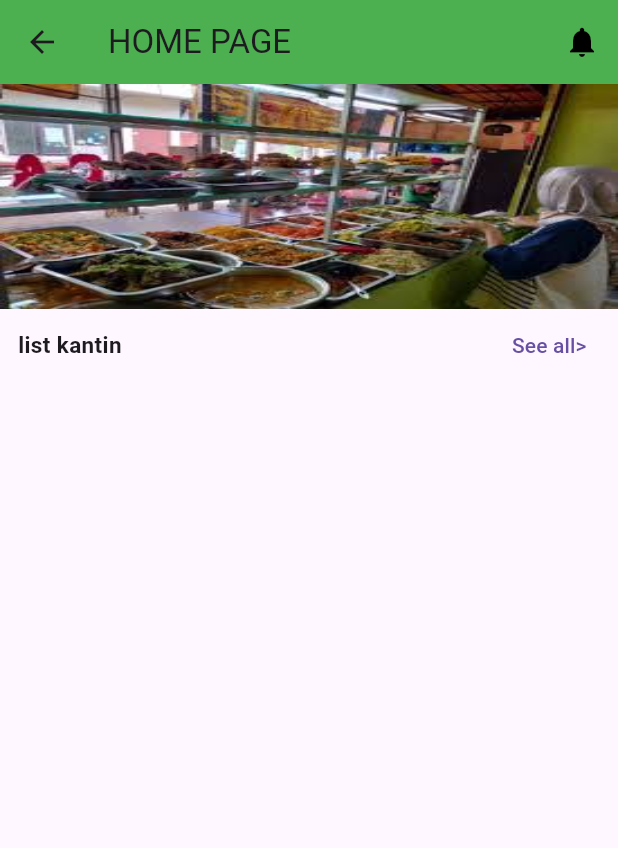
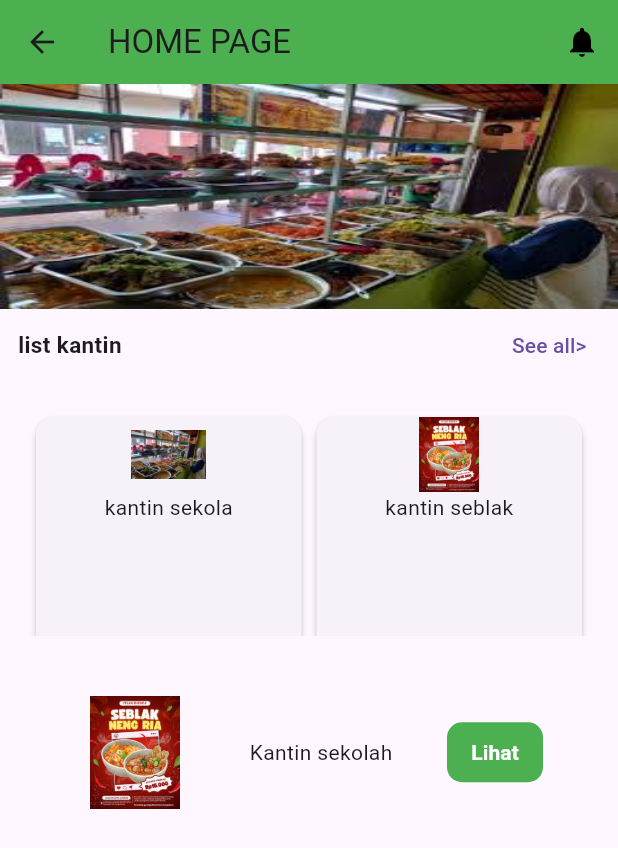
Before and after one commit to ryutokaewes-prog/bagasputra, a Flutter app: the Bagas5 screen opened directly, after a tap on "Go to Dashboard", on a phone screen of 412 x 824 dp. Shown: the top 848 px of the screen. Run offline on Flutter 3.47's test engine with Material 3 defaults, Android fonts, the phone set to English and light mode, and no system bars.

Commit message:
garap an bagas

```diff
--- a/lib/bagas_login/Bagas3.dart
+++ b/lib/bagas_login/Bagas3.dart
@@ -18,11 +18,11 @@ class _Bagas3State extends State<Bagas3> {
 
     return Scaffold(
       backgroundColor: Colors.white,
-      body: Padding(
-        padding: const EdgeInsets.all(24),
+      body: SafeArea(
         child: SingleChildScrollView(
           child: Column(
             children: [
+              SizedBox(height: 20),
               Image.asset("assets/images/logo_google.jpg"),
               Text(
                 "Welcome",
--- a/lib/bagas_login/bagas2.dart
+++ b/lib/bagas_login/bagas2.dart
@@ -17,11 +17,11 @@ class _Bagas2State extends State<Bagas2> {
   Widget build(BuildContext context) {
     return Scaffold(
       backgroundColor: Colors.white,
-      body: Padding(
-        padding: const EdgeInsets.all(24),
+      body: SafeArea(
         child: SingleChildScrollView(
           child: Column(
             children: [
+              SizedBox(height: 20),
               Image.asset("assets/images/logo_google.jpg"),
               Text(
                 "Welcome",
--- a/lib/bagas_login/bagas4.dart
+++ b/lib/bagas_login/bagas4.dart
@@ -1,6 +1,6 @@
 import 'dart:async';
 import 'package:bagasputra/bagas_login/bagas5.dart';
-import 'package:bagasputra/bagas_login/bagas_home_page.dart';
+import 'package:bagasputra/bagas_login/home_page/bagas_home_page.dart';
 import 'package:flutter/material.dart';
 
 class Bagas4 extends StatefulWidget {
--- a/lib/bagas_login/bagas5.dart
+++ b/lib/bagas_login/bagas5.dart
@@ -1,4 +1,4 @@
-import 'package:bagasputra/bagas_login/bagas_home_page.dart';
+import 'package:bagasputra/bagas_login/home_page/bagas_home_page.dart';
 import 'package:flutter/material.dart';
 
 class Bagas5 extends StatefulWidget {
@@ -30,14 +30,14 @@ class _Bagas5State extends State<Bagas5> {
                     MaterialPageRoute(builder: (context) => BagasHomePage()),
                   ),
                   style: TextButton.styleFrom(
-                    backgroundColor: Colors.pinkAccent,
+                    backgroundColor: Colors.green,
                     shape: RoundedRectangleBorder(
                       borderRadius: BorderRadius.circular(25),
                     ),
                   ),
                   child: Text(
                     "Go to Dashboard",
-                    style: TextStyle(fontSize: 20),
+                    style: TextStyle(color: Colors.white, fontSize: 15),
                   ),
                 ),
               ],
--- a/lib/bagas_login/bagas_latest/lates_services.dart
+++ b/lib/bagas_login/bagas_latest/lates_services.dart
@@ -6,4 +6,9 @@ List<LatestModel> bagas = [
     title: "kantin sekola",
     location: "kantin cak bisri",
   ),
+  LatestModel(
+    file: "assets/images/kantin_seblak.jpg",
+    title: "kantin seblak",
+    location: "kantin seblak  neng rina",
+  ),
 ];
--- a/lib/bagas_login/bagas_latest/latest_widget.dart
+++ b/lib/bagas_login/bagas_latest/latest_widget.dart
@@ -1,3 +1,4 @@
+import 'package:bagasputra/bagas_login/kantin_sekolah.dart';
 import 'package:flutter/material.dart';
 
 class LatestWidget extends StatefulWidget {
@@ -19,9 +20,23 @@ class LatestWidget extends StatefulWidget {
 class _LatestWidgetState extends State<LatestWidget> {
   @override
   Widget build(BuildContext context) {
-    return Padding(
-      padding: EdgeInsets.fromLTRB(10, 0, 0, 0),
-      child: SizedBox(),
+    return GestureDetector(
+      onTap: () => Navigator.push(
+        context,
+        MaterialPageRoute(builder: (context) => KantinSekolah()),
+      ),
+      child: Card(
+        elevation: 2,
+        child: Column(
+          children: [
+            Image(image: AssetImage(widget.file),
+              height: 50,
+              width: 50,
+            ),
+            Text(widget.title),
+          ],
+        ),
+      ),
     );
   }
 }
--- a/lib/bagas_login/bagas_home_page.dart
+++ b/lib/bagas_login/home_page/bagas_home_page.dart
@@ -1,7 +1,11 @@
+import 'package:bagasputra/bagas_login/bagas_latest/latest_widget.dart';
 import 'package:bagasputra/bagas_login/bannerAll.dart';
+import 'package:bagasputra/bagas_login/home_page/detail_kanntin.dart';
 import 'package:bagasputra/bagas_login/notivication/notivication_page.dart';
 import 'package:bagasputra/bagas_login/seall.dart';
 import 'package:flutter/material.dart';
+
+import '../bagas_latest/lates_services.dart';
 
 class BagasHomePage extends StatefulWidget {
   const BagasHomePage({super.key});
@@ -62,7 +66,58 @@ class _BagasHomePageState extends State<BagasHomePage> {
                 ),
               ],
             ),
+          ),
+          Container(
+            width: size.width,
+            height: 150,
+            margin: EdgeInsets.all(20),
+            child: GridView.builder(
+              gridDelegate: SliverGridDelegateWithFixedCrossAxisCount(
+                crossAxisCount: 2,
+                crossAxisSpacing: 2,
+              ),
+              itemBuilder: (context, b) => LatestWidget(
+                file: bagas[b].file,
+                title: bagas[b].title,
+                location: bagas[b].location,
+              ),
+            ),
+          ),
+          Padding(
+            padding: EdgeInsets.fromLTRB(50, 20, 50, 20),
+            child: Row(
 
+              mainAxisAlignment: MainAxisAlignment.spaceBetween,
+
+              children: [
+                Image.asset(
+                  "assets/images/kantin_seblak.jpg",
+                  height: 75,
+                  width: 80,
+                ),
+
+                Text("Kantin sekolah"),
+                TextButton(
+                  onPressed: () => Navigator.push(
+                    context,
+                    MaterialPageRoute(builder: (context) => DetailKanntin()),
+                  ),
+                  style: TextButton.styleFrom(
+                    backgroundColor: Colors.green,
+                    shape: RoundedRectangleBorder(
+                      borderRadius: BorderRadius.circular(10),
+                    ),
+                  ),
+                  child: Text(
+                    "Lihat",
+                    style: TextStyle(
+                      color: Colors.white,
+                      fontWeight: FontWeight.bold,
+                    ),
+                  ),
+                ),
+              ],
+            ),
           ),
         ],
       ),
--- /dev/null
+++ b/lib/bagas_login/list_kantin/list_kantin_services.dart
@@ -0,0 +1,5 @@
+import 'package:bagasputra/bagas_login/list_kantin/list_kantin_model.dart';
+import 'package:bagasputra/bagas_login/list_kantin/list_kantin_widget.dart';
+
+List<ListKantinWidget> www = [ListKantinModel(title: title, file: file),
+];
```
Also changed, not shown: lib/bagas_login/bagas1.dart (+37 -6 lines), lib/bagas_login/bagas_detail.dart (added, +15 -0 lines), lib/bagas_login/cekout/bagas_cekout.dart (added, +31 -0 lines), lib/bagas_login/cekout/cekout_details.dart (added, +48 -0 lines), lib/bagas_login/home_page/detail_kanntin.dart (added, +26 -0 lines), lib/bagas_login/kantin_sekolah.dart (added, +15 -0 lines), lib/bagas_login/list_kantin/list_kantin_model.dart (added, +9 -0 lines), lib/bagas_login/list_kantin/list_kantin_widget.dart (added, +15 -0 lines), lib/main.dart (+4 -3 lines), lib/bagas_login/create.dart (line endings or trailing spaces).
